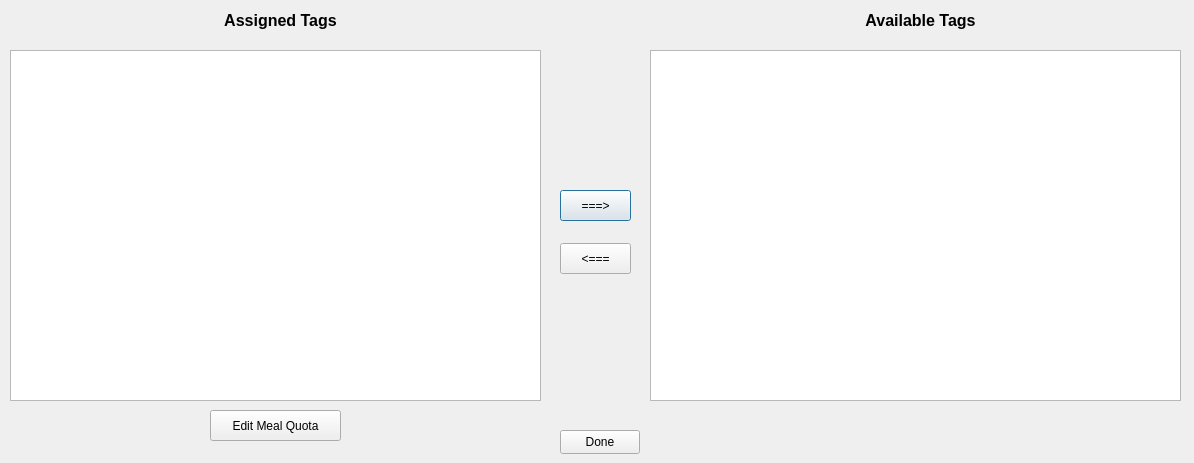
Above: qtfolder/MealPlanner/editmultitag_assignedtags.ui from NoorA0/MealPlanner before the change. Below: the same form after it.
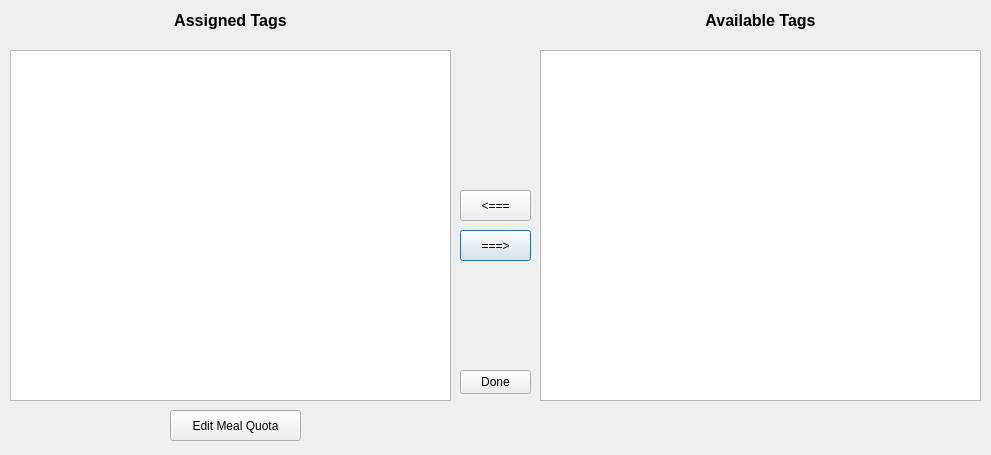
That is the form after the change.

What changed in the file:
```diff
--- a/qtfolder/MealPlanner/editmultitag_assignedtags.ui
+++ b/qtfolder/MealPlanner/editmultitag_assignedtags.ui
@@ -6,8 +6,8 @@
    <rect>
     <x>0</x>
     <y>0</y>
-    <width>1194</width>
-    <height>463</height>
+    <width>991</width>
+    <height>455</height>
    </rect>
   </property>
   <property name="windowTitle">
@@ -16,7 +16,7 @@
   <widget class="QLabel" name="label_assignedTagsTitle">
    <property name="geometry">
     <rect>
-     <x>210</x>
+     <x>160</x>
      <y>10</y>
      <width>141</width>
      <height>21</height>
@@ -29,8 +29,8 @@
   <widget class="QPushButton" name="pushButton_unassignTag">
    <property name="geometry">
     <rect>
-     <x>560</x>
-     <y>190</y>
+     <x>460</x>
+     <y>230</y>
      <width>71</width>
      <height>31</height>
     </rect>
@@ -42,8 +42,8 @@
   <widget class="QPushButton" name="pushButton_assignTag">
    <property name="geometry">
     <rect>
-     <x>560</x>
-     <y>243</y>
+     <x>460</x>
+     <y>190</y>
      <width>71</width>
      <height>31</height>
     </rect>
@@ -55,7 +55,7 @@
   <widget class="QLabel" name="label_unassignedTagsTitle">
    <property name="geometry">
     <rect>
-     <x>850</x>
+     <x>690</x>
      <y>10</y>
      <width>141</width>
      <height>21</height>
@@ -68,9 +68,9 @@
   <widget class="QListWidget" name="listWidget_unassignedTags">
    <property name="geometry">
     <rect>
-     <x>650</x>
+     <x>540</x>
      <y>50</y>
-     <width>531</width>
+     <width>441</width>
      <height>351</height>
     </rect>
    </property>
@@ -87,9 +87,9 @@
   <widget class="QPushButton" name="pushButton">
    <property name="geometry">
     <rect>
-     <x>560</x>
-     <y>430</y>
-     <width>80</width>
+     <x>460</x>
+     <y>370</y>
+     <width>71</width>
      <height>24</height>
     </rect>
    </property>
@@ -102,7 +102,7 @@
     <rect>
      <x>10</x>
      <y>50</y>
-     <width>531</width>
+     <width>441</width>
      <height>351</height>
     </rect>
    </property>
@@ -119,7 +119,7 @@
   <widget class="QPushButton" name="pushButton_2">
    <property name="geometry">
     <rect>
-     <x>210</x>
+     <x>170</x>
      <y>410</y>
      <width>131</width>
      <height>31</height>
```
